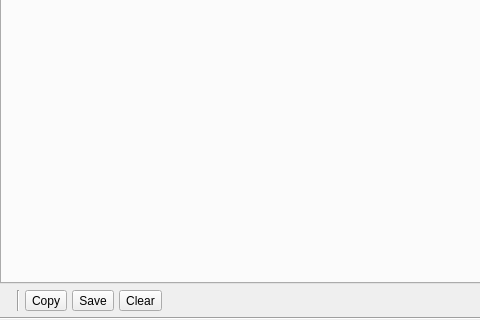
First picture: the form in ui/InfoBoard.ui, repository saturneric/GpgFrontend, before the edit; both pictures show x 0 to 480 and y 284 to 604 of the 788 by 604 pixel window.
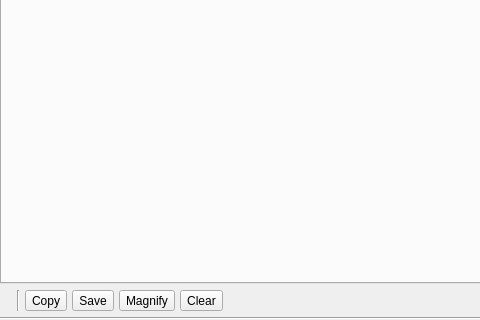
Second picture: the form after the edit. Icons and pictures are not drawn.

Commit message: feat(info-board): add doc magnifier and viewer

Diff of the .ui file:
```diff
--- a/ui/InfoBoard.ui
+++ b/ui/InfoBoard.ui
@@ -176,6 +176,20 @@
             </property>
            </widget>
           </item>
+          <item>
+           <widget class="QToolButton" name="magnifierToolButton">
+            <property name="toolTip">
+             <string>Magnify</string>
+            </property>
+            <property name="text">
+             <string>Magnify</string>
+            </property>
+            <property name="icon">
+             <iconset resource="../gpgfrontend.qrc">
+              <normaloff>:/icons/magnifier.png</normaloff>:/icons/magnifier.png</iconset>
+            </property>
+           </widget>
+          </item>
           <item>
            <widget class="QToolButton" name="clearToolButton">
             <property name="toolTip">
```
The commit also changes 8 other files.
